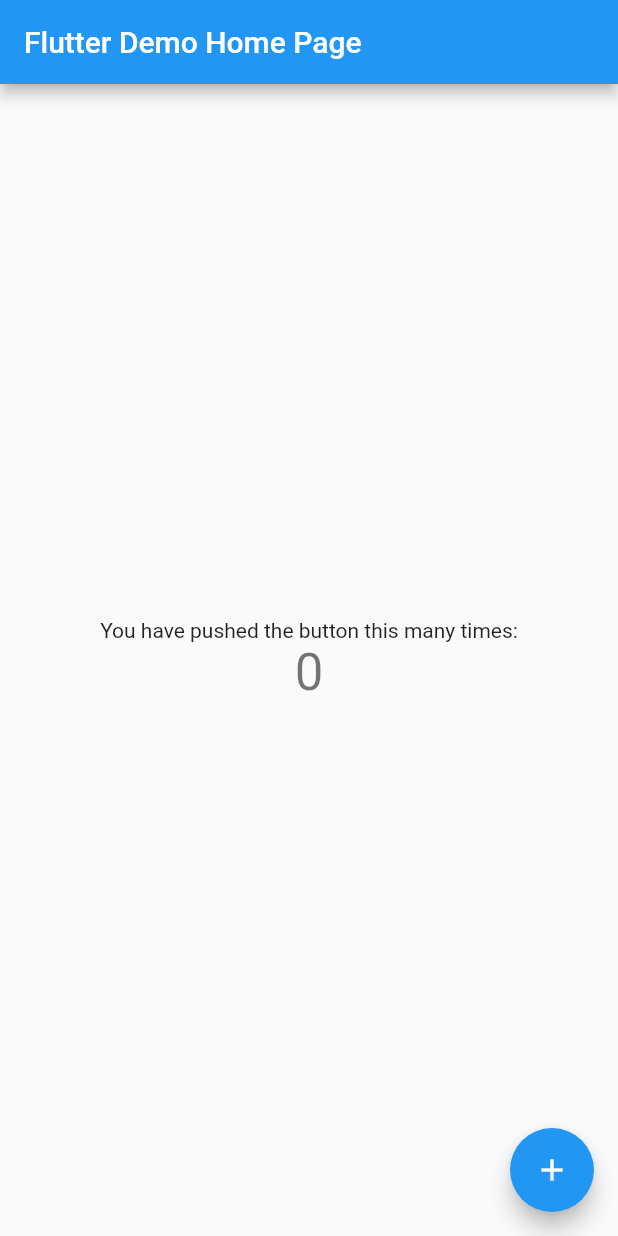
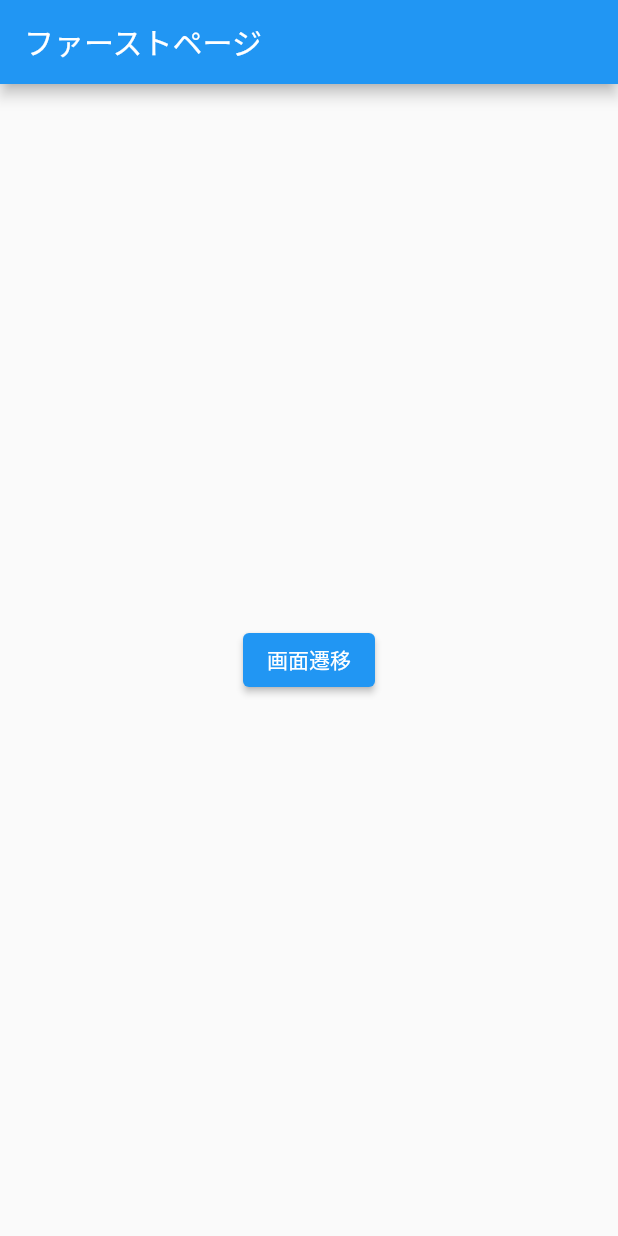
Before and after one commit to rentarouapp/flutter_testapp, a Flutter app: the screen it shows after launch, on a phone screen of 412 x 824 dp. Run offline on Flutter 3.47's test engine with Material 2 defaults, Android fonts, the phone set to English and light mode, and no system bars.

Commit message:
画面遷移の導入

```diff
--- /dev/null
+++ b/lib/FirstPage.dart
@@ -0,0 +1,23 @@
+import 'package:flutter/material.dart';
+import './SecondPage.dart';
+
+class FirstPage extends StatelessWidget {
+  Widget build(BuildContext context) {
+    return Scaffold(
+      appBar: AppBar(title: const Text('ファーストページ')),
+      body: Center(
+        child: ElevatedButton(
+          onPressed: () {
+            Navigator.push(
+              context,
+              MaterialPageRoute(builder: (context) {
+                return SecondPage();
+              }),
+            );
+          },
+          child: Text('画面遷移'),
+        ),
+      ),
+    );
+  }
+}
--- a/lib/main.dart
+++ b/lib/main.dart
@@ -1,48 +1,28 @@
 import 'package:flutter/material.dart';
+import 'package:testapp/FirstPage.dart';
+import './subview.dart';
 
-void main() {
-  runApp(const MyApp());
-}
+void main() { runApp(const MyApp()); }
 
 class MyApp extends StatelessWidget {
   const MyApp({super.key});
 
-  // This widget is the root of your application.
   @override
   Widget build(BuildContext context) {
     return MaterialApp(
       title: 'Flutter Demo',
       theme: ThemeData(
-        // This is the theme of your application.
-        //
-        // Try running your application with "flutter run". You'll see the
-        // application has a blue toolbar. Then, without quitting the app, try
-        // changing the primarySwatch below to Colors.green and then invoke
-        // "hot reload" (press "r" in the console where you ran "flutter run",
-        // or simply save your changes to "hot reload" in a Flutter IDE).
-        // Notice that the counter didn't reset back to zero; the application
-        // is not restarted.
         primarySwatch: Colors.blue,
       ),
-      home: const MyHomePage(title: 'Flutter Demo Home Page'),
+      //home: const MyHomePage(title: 'Flutter Demo Home Page'),
+      home: FirstPage()
     );
   }
 }
 
 class MyHomePage extends StatefulWidget {
   const MyHomePage({super.key, required this.title});
-
-  // This widget is the home page of your application. It is stateful, meaning
-  // that it has a State object (defined below) that contains fields that affect
-  // how it looks.
-
-  // This class is the configuration for the state. It holds the values (in this
-  // case the title) provided by the parent (in this case the App widget) and
-  // used by the build method of the State. Fields in a Widget subclass are
-  // always marked "final".
-
   final String title;
-
   @override
   State<MyHomePage> createState() => _MyHomePageState();
 }
@@ -52,64 +32,27 @@ class _MyHomePageState extends State<MyHomePage> {
 
   void _incrementCounter() {
     setState(() {
-      // This call to setState tells the Flutter framework that something has
-      // changed in this State, which causes it to rerun the build method below
-      // so that the display can reflect the updated values. If we changed
-      // _counter without calling setState(), then the build method would not be
-      // called again, and so nothing would appear to happen.
       _counter++;
     });
   }
 
   @override
   Widget build(BuildContext context) {
-    // This method is rerun every time setState is called, for instance as done
-    // by the _incrementCounter method above.
-    //
-    // The Flutter framework has been optimized to make rerunning build methods
-    // fast, so that you can just rebuild anything that needs updating rather
-    // than having to individually change instances of widgets.
     return Scaffold(
       appBar: AppBar(
-        // Here we take the value from the MyHomePage object that was created by
-        // the App.build method, and use it to set our appbar title.
         title: Text(widget.title),
       ),
       body: Center(
-        // Center is a layout widget. It takes a single child and positions it
-        // in the middle of the parent.
-        child: Column(
-          // Column is also a layout widget. It takes a list of children and
-          // arranges them vertically. By default, it sizes itself to fit its
-          // children horizontally, and tries to be as tall as its parent.
-          //
-          // Invoke "debug painting" (press "p" in the console, choose the
-          // "Toggle Debug Paint" action from the Flutter Inspector in Android
-          // Studio, or the "Toggle Debug Paint" command in Visual Studio Code)
-          // to see the wireframe for each widget.
-          //
-          // Column has various properties to control how it sizes itself and
-          // how it positions its children. Here we use mainAxisAlignment to
-          // center the children vertically; the main axis here is the vertical
-          // axis because Columns are vertical (the cross axis would be
-          // horizontal).
-          mainAxisAlignment: MainAxisAlignment.center,
-          children: <Widget>[
-            const Text(
-              'You have pushed the button this many times:',
-            ),
-            Text(
-              '$_counter',
-              style: Theme.of(context).textTheme.headline4,
-            ),
-          ],
+        child: ElevatedButton(
+          style: ButtonStyle(
+            backgroundColor: MaterialStateProperty.all<Color>(Colors.blue),
+          ),
+          onPressed: () {
+            Navigator.push(context, MaterialPageRoute(builder: (context) => SubView()));
+          },
+          child: Text('画面遷移'),
         ),
       ),
-      floatingActionButton: FloatingActionButton(
-        onPressed: _incrementCounter,
-        tooltip: 'Increment',
-        child: const Icon(Icons.add),
-      ), // This trailing comma makes auto-formatting nicer for build methods.
     );
   }
 }
```
Also changed, not shown: lib/SecondPage.dart (added, +17 -0 lines), lib/subview.dart (added, +16 -0 lines).
